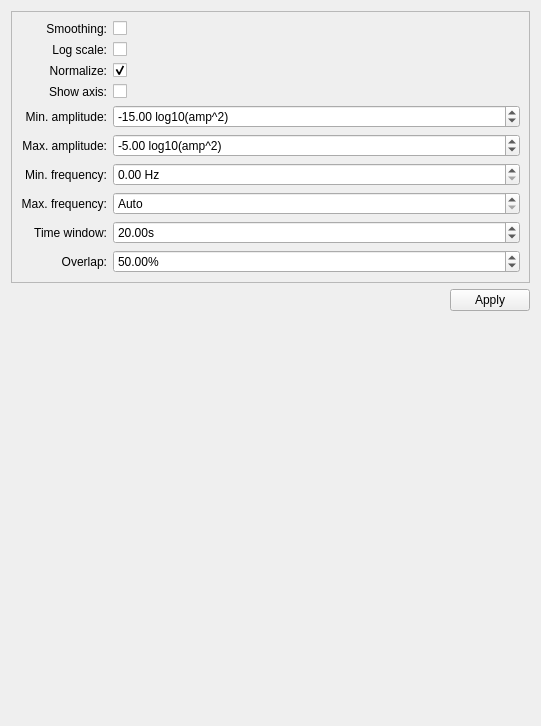
Qt form apps/gui-qt/scrttv/spectrogramsettings.ui (SeisComP/main) before a commit.
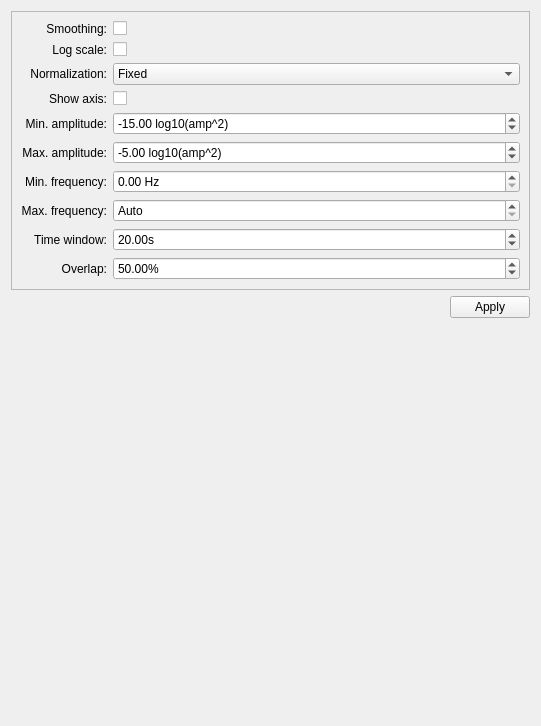
The same form after that commit.

Commit message: [scrttv] Add spectrogram time-axis normalization mode

```diff
--- a/apps/gui-qt/scrttv/spectrogramsettings.ui
+++ b/apps/gui-qt/scrttv/spectrogramsettings.ui
@@ -82,23 +82,13 @@
       <item row="2" column="0">
        <widget class="QLabel" name="label_3">
         <property name="text">
-         <string>Normalize:</string>
+         <string>Normalization:</string>
         </property>
         <property name="alignment">
          <set>Qt::AlignRight|Qt::AlignTrailing|Qt::AlignVCenter</set>
         </property>
        </widget>
       </item>
-      <item row="2" column="1">
-       <widget class="QCheckBox" name="cbNormalize">
-        <property name="text">
-         <string/>
-        </property>
-        <property name="checked">
-         <bool>true</bool>
-        </property>
-       </widget>
-      </item>
       <item row="4" column="0">
        <widget class="QLabel" name="label_4">
         <property name="text">
@@ -250,6 +240,25 @@
         </property>
        </widget>
       </item>
+      <item row="2" column="1">
+       <widget class="QComboBox" name="cbNormalization">
+        <item>
+         <property name="text">
+          <string extracomment="Use fixed amplitude range">Fixed</string>
+         </property>
+        </item>
+        <item>
+         <property name="text">
+          <string extracomment="Normalize each column independently">Frequency</string>
+         </property>
+        </item>
+        <item>
+         <property name="text">
+          <string extracomment="Normalize all visible amplitudes">Time</string>
+         </property>
+        </item>
+       </widget>
+      </item>
      </layout>
     </widget>
    </item>
```
The commit also changes 1 other file.
